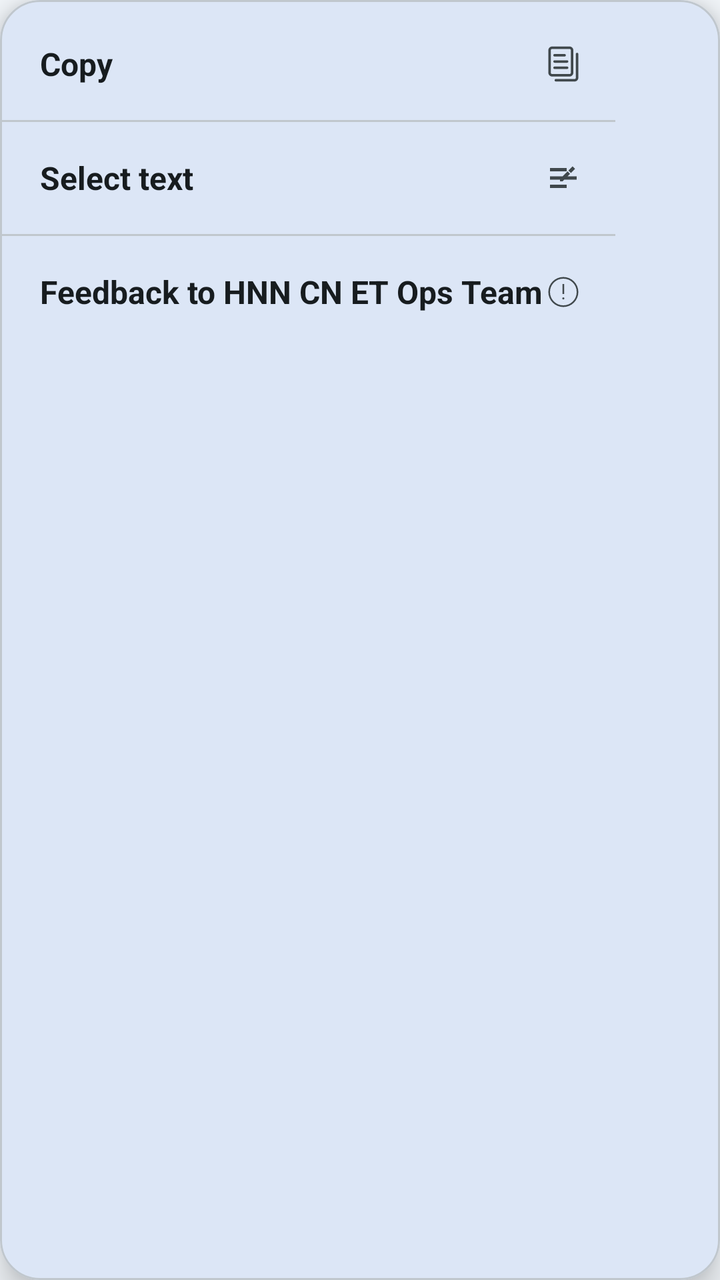
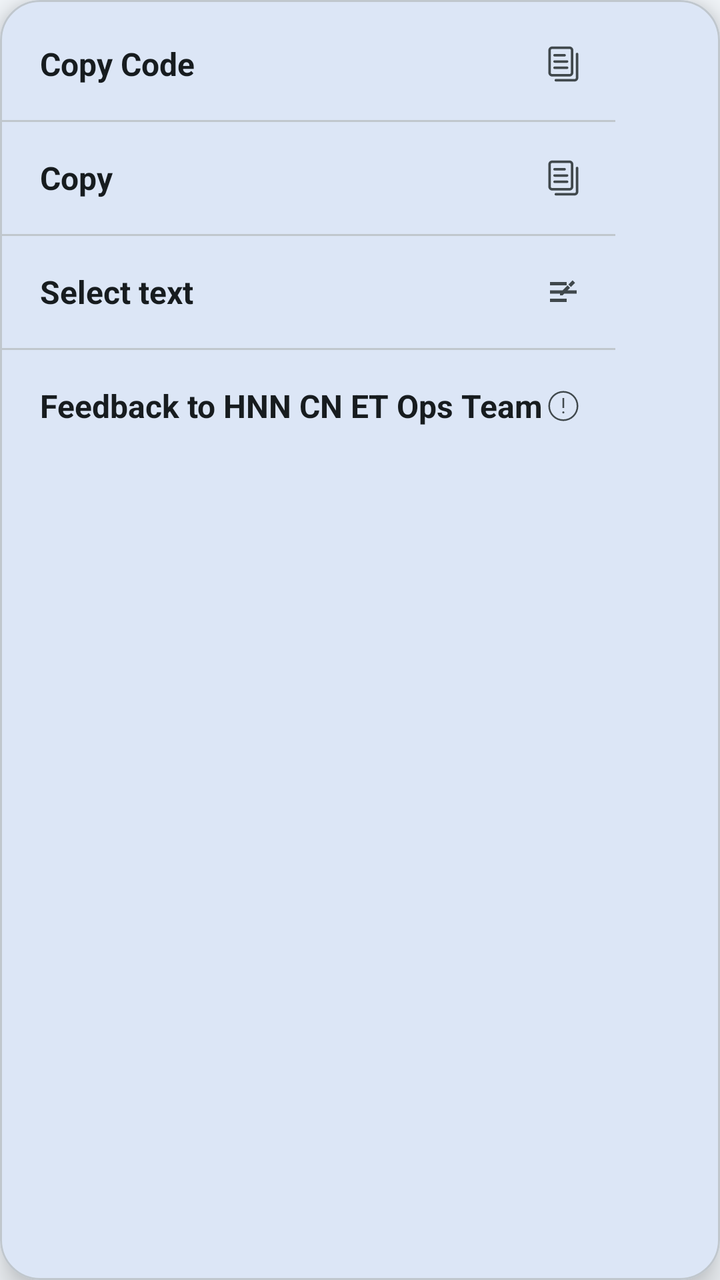

The first picture is an Android layout as it rendered before a commit; the second is the same layout after the commit. The layout source and the unified diff follow.
<!-- AndroidManifest.xml: application theme AppTheme -->
<!-- res/layout/assistant_text_popup_menu.xml -->
<?xml version="1.0" encoding="utf-8"?>
<com.google.android.material.card.MaterialCardView xmlns:android="http://schemas.android.com/apk/res/android"
    xmlns:app="http://schemas.android.com/apk/res-auto"
    android:layout_width="wrap_content"
    android:layout_height="wrap_content"
    app:cardBackgroundColor="?colorSurface"
    app:cardCornerRadius="20dp"
    app:cardElevation="10dp"
    app:strokeColor="?colorOutlineVariant"
    app:strokeWidth="1dp">

    <LinearLayout
        android:id="@+id/popup_menu_root"
        android:layout_width="wrap_content"
        android:layout_height="wrap_content"
        android:divider="@drawable/bg_popup_menu_divider"
        android:minWidth="232dp"
        android:orientation="vertical"
        android:paddingTop="4dp"
        android:paddingBottom="4dp"
        android:showDividers="middle">

        <LinearLayout
            android:id="@+id/assistant_text_copy_row"
            android:layout_width="match_parent"
            android:layout_height="56dp"
            android:background="?attr/selectableItemBackground"
            android:gravity="center_vertical"
            android:orientation="horizontal"
            android:paddingStart="20dp"
            android:paddingEnd="16dp">

            <TextView
                android:id="@+id/assistant_text_copy"
                android:layout_width="0dp"
                android:layout_height="wrap_content"
                android:layout_weight="1"
                android:duplicateParentState="true"
                android:text="@string/copy_text"
                android:textColor="?colorOnSurface"
                android:textSize="16sp"
                android:textStyle="bold" />

            <ImageView
                android:id="@+id/assistant_text_copy_icon"
                android:layout_width="20dp"
                android:layout_height="20dp"
                android:contentDescription="@null"
                android:duplicateParentState="true"
                android:src="@drawable/ic_copy"
                android:tint="?colorOnSurfaceVariant" />
        </LinearLayout>

        <LinearLayout
            android:id="@+id/assistant_text_select_row"
            android:layout_width="match_parent"
            android:layout_height="56dp"
            android:background="?attr/selectableItemBackground"
            android:gravity="center_vertical"
            android:orientation="horizontal"
            android:paddingStart="20dp"
            android:paddingEnd="16dp">

            <TextView
                android:id="@+id/assistant_text_select"
                android:layout_width="0dp"
                android:layout_height="wrap_content"
                android:layout_weight="1"
                android:duplicateParentState="true"
                android:text="@string/select_text"
                android:textColor="?colorOnSurface"
                android:textSize="16sp"
                android:textStyle="bold" />

            <ImageView
                android:id="@+id/assistant_text_select_icon"
                android:layout_width="20dp"
                android:layout_height="20dp"
                android:contentDescription="@null"
                android:duplicateParentState="true"
                android:src="@drawable/ic_select_text"
                android:tint="?colorOnSurfaceVariant" />
        </LinearLayout>

        <LinearLayout
            android:id="@+id/assistant_text_report_row"
            android:layout_width="match_parent"
            android:layout_height="56dp"
            android:background="?attr/selectableItemBackground"
            android:gravity="center_vertical"
            android:orientation="horizontal"
            android:paddingStart="20dp"
            android:paddingEnd="16dp">

            <TextView
                android:id="@+id/assistant_text_report"
                android:layout_width="0dp"
                android:layout_height="wrap_content"
                android:layout_weight="1"
                android:duplicateParentState="true"
                android:text="@string/raise_issue"
                android:textColor="?colorOnSurface"
                android:textSize="16sp"
                android:textStyle="bold" />

            <ImageView
                android:id="@+id/assistant_text_report_icon"
                android:layout_width="20dp"
                android:layout_height="20dp"
                android:contentDescription="@null"
                android:duplicateParentState="true"
                android:src="@drawable/ic_issue"
                android:tint="?colorOnSurfaceVariant" />
        </LinearLayout>
    </LinearLayout>
</com.google.android.material.card.MaterialCardView>
<!-- resources referenced by this layout -->
<resources>
  <!-- drawable bg_popup_menu_divider (drawable) -->
  <?xml version="1.0" encoding="utf-8"?>
  <shape xmlns:android="http://schemas.android.com/apk/res/android"
      android:shape="rectangle">
      <size android:height="1dp" />
      <solid android:color="?attr/colorOutlineVariant" />
  </shape>
  <!-- drawable ic_select_text (drawable) -->
  <vector xmlns:android="http://schemas.android.com/apk/res/android"
      android:width="24dp"
      android:height="24dp"
      android:viewportWidth="24"
      android:viewportHeight="24">
      <path
          android:fillColor="#5E6570"
          android:pathData="M4,6h10v2H4zM4,11h16v2H4zM4,16h10v2H4zM17.5,5L19,6.5 16.5,9 15,7.5zM14.5,8L16,9.5 11.5,14H10v-1.5z" />
  </vector>
  <string name="copy_text">Copy</string>
  <string name="raise_issue">Feedback to HNN CN ET Ops Team</string>
  <string name="select_text">Select text</string>
  <color name="md_theme_primary">#2E65C2</color>
  <color name="md_theme_onPrimary">#FFFFFF</color>
  <color name="md_theme_primaryContainer">#e8f0fe</color>
  <color name="md_theme_onPrimaryContainer">#2f4578</color>
  <color name="md_theme_secondary">#4D616C</color>
  <color name="md_theme_onSecondary">#FFFFFF</color>
  <color name="md_theme_secondaryContainer">#D1E6F3</color>
  <color name="md_theme_onSecondaryContainer">#364954</color>
  <color name="md_theme_tertiary">#5F5A7D</color>
  <color name="md_theme_onTertiary">#FFFFFF</color>
  <color name="md_theme_tertiaryContainer">#E5DEFF</color>
  <color name="md_theme_onTertiaryContainer">#474364</color>
  <color name="md_theme_error">#BA1A1A</color>
  <color name="md_theme_onError">#FFFFFF</color>
  <color name="md_theme_errorContainer">#FFDAD6</color>
  <color name="md_theme_onErrorContainer">#93000A</color>
  <color name="md_theme_surface">#F6FAFE</color>
  <color name="md_theme_onBackground">#171C1F</color>
  <color name="md_theme_onSurface">#171C1F</color>
  <color name="md_theme_surfaceVariant">#DCE3E9</color>
  <color name="md_theme_onSurfaceVariant">#40484C</color>
  <color name="md_theme_outline">#71787D</color>
  <color name="md_theme_outlineVariant">#C0C7CD</color>
  <color name="md_theme_inverseSurface">#2C3134</color>
  <color name="md_theme_inverseOnSurface">#EDF1F5</color>
  <color name="md_theme_inversePrimary">#8ECFF2</color>
  <color name="md_theme_primaryFixed">#C1E8FF</color>
  <color name="md_theme_onPrimaryFixed">#001E2B</color>
  <color name="md_theme_primaryFixedDim">#8ECFF2</color>
  <color name="md_theme_onPrimaryFixedVariant">#004D67</color>
  <color name="md_theme_secondaryFixed">#D1E6F3</color>
  <color name="md_theme_onSecondaryFixed">#091E28</color>
  <color name="md_theme_secondaryFixedDim">#B5C9D7</color>
  <color name="md_theme_onSecondaryFixedVariant">#364954</color>
  <color name="md_theme_tertiaryFixed">#E5DEFF</color>
  <color name="md_theme_onTertiaryFixed">#1B1736</color>
  <color name="md_theme_tertiaryFixedDim">#C8C2EA</color>
  <color name="md_theme_onTertiaryFixedVariant">#474364</color>
  <color name="md_theme_surfaceDim">#D6DADE</color>
  <color name="md_theme_surfaceBright">#F6FAFE</color>
  <color name="md_theme_surfaceContainerLowest">#FFFFFF</color>
  <color name="md_theme_surfaceContainerLow">#F0F4F8</color>
  <color name="md_theme_surfaceContainer">#EAEEF2</color>
  <color name="md_theme_surfaceContainerHigh">#E5E9ED</color>
  <color name="md_theme_surfaceContainerHighest">#DFE3E7</color>
  <color name="colorCustomColor1">#166683</color>
  <color name="colorOnCustomColor1">#FFFFFF</color>
  <color name="colorCustomColor1Container">#C0E8FF</color>
  <color name="colorOnCustomColor1Container">#004D66</color>
  <color name="accentColor">#00855F</color>
  <style name="Widget.App.ProgressPieView" parent="">
          <item name="pie_fillColor">?attr/pieFillColor</item>
          <item name="pie_ringColor">?attr/pieRingColor</item>
          <item name="pie_ringWidth">2dp</item>
      </style>
  <!-- unchanged entries left out for length: 3 -->
</resources>

<!-- the commit's change to res/layout/assistant_text_popup_menu.xml (unified diff, before → after) -->
@@ -19,6 +19,37 @@
         android:paddingTop="4dp"
         android:paddingBottom="4dp"
         android:showDividers="middle">
+
+        <LinearLayout
+            android:id="@+id/assistant_text_copy_code_row"
+            android:layout_width="match_parent"
+            android:layout_height="56dp"
+            android:background="?attr/selectableItemBackground"
+            android:gravity="center_vertical"
+            android:orientation="horizontal"
+            android:paddingStart="20dp"
+            android:paddingEnd="16dp">
+
+            <TextView
+                android:id="@+id/assistant_text_copy_code"
+                android:layout_width="0dp"
+                android:layout_height="wrap_content"
+                android:layout_weight="1"
+                android:duplicateParentState="true"
+                android:text="@string/copy_code"
+                android:textColor="?colorOnSurface"
+                android:textSize="16sp"
+                android:textStyle="bold" />
+
+            <ImageView
+                android:id="@+id/assistant_text_copy_code_icon"
+                android:layout_width="20dp"
+                android:layout_height="20dp"
+                android:contentDescription="@null"
+                android:duplicateParentState="true"
+                android:src="@drawable/ic_copy"
+                android:tint="?colorOnSurfaceVariant" />
+        </LinearLayout>
 
         <LinearLayout
             android:id="@+id/assistant_text_copy_row"
<!-- resource entries referenced after the edit -->
@@ -17,6 +17,7 @@
           android:fillColor="#5E6570"
           android:pathData="M4,6h10v2H4zM4,11h16v2H4zM4,16h10v2H4zM17.5,5L19,6.5 16.5,9 15,7.5zM14.5,8L16,9.5 11.5,14H10v-1.5z" />
   </vector>
+  <string name="copy_code">Copy Code</string>
   <string name="copy_text">Copy</string>
   <string name="raise_issue">Feedback to HNN CN ET Ops Team</string>
   <string name="select_text">Select text</string>
